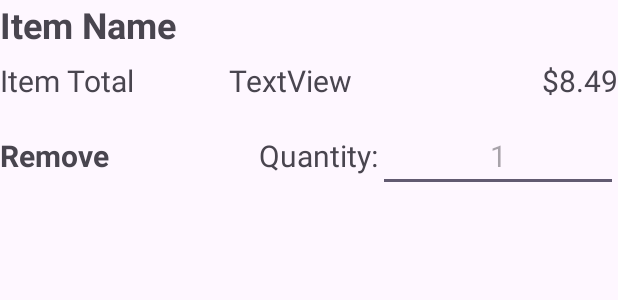
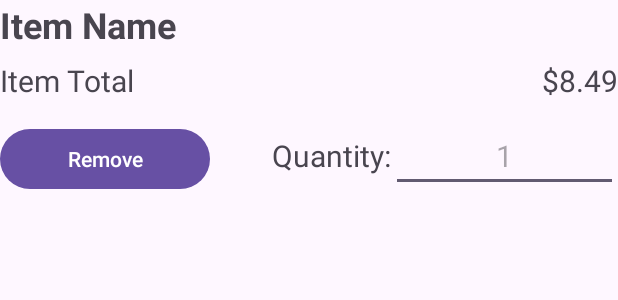
Before and after one commit to NguyenDMN/W24_3175_G12_One-ClickEat, an Android app: the layout cart_item_adapter.xml on its own in the app's theme, with its tools: preview values and no code run, on a phone screen of 412 x 824 dp. Shown: the top 300 px of the screen. Run offline under Robolectric (Android 15) with nearby library versions, the phone set to English and light mode, and no system bars.

Commit message:
update
add remove funtion

```diff
--- a/app/src/main/java/com/example/w24_3175_g12_one_clickeat/CartItemAdapter.java
+++ b/app/src/main/java/com/example/w24_3175_g12_one_clickeat/CartItemAdapter.java
@@ -4,6 +4,7 @@ import android.view.LayoutInflater;
 import android.view.View;
 import android.view.ViewGroup;
 import android.widget.BaseAdapter;
+import android.widget.Button;
 import android.widget.EditText;
 import android.widget.TextView;
 
@@ -68,7 +69,7 @@ public class CartItemAdapter extends BaseAdapter {
 
         TextView txtViewItemPrice = convertView.findViewById(R.id.txtViewItemPrice);
 
-        TextView txtViewItemRemove = convertView.findViewById(R.id.TxtViewCartItemRemove);
+        Button txtViewItemRemove = convertView.findViewById(R.id.removeBtn);
 
         EditText editTxtItemQuantity = convertView.findViewById(R.id.editTextQuantityNum);
 
--- a/app/src/main/java/com/example/w24_3175_g12_one_clickeat/adpater/HistoryAdapter.java
+++ b/app/src/main/java/com/example/w24_3175_g12_one_clickeat/adpater/HistoryAdapter.java
@@ -68,7 +68,7 @@ public class HistoryAdapter extends BaseAdapter {
         TextView orderId = view.findViewById(R.id.history_order_id);
         orderId.setText(orderHistoryList.get(i).getId().toString());
         TextView price = view.findViewById(R.id.history_price);
-        price.setText("$" + finalTotalPriceFormat);
+        price.setText(finalTotalPriceFormat);
         TextView orderDate = view.findViewById(R.id.history_date);
         SimpleDateFormat sdf = new SimpleDateFormat(pattern);
         orderDate.setText(sdf.format(orderHistoryList.get(i).getCreatedDate()));
--- a/app/src/main/java/com/example/w24_3175_g12_one_clickeat/interfaces/OrderDao.java
+++ b/app/src/main/java/com/example/w24_3175_g12_one_clickeat/interfaces/OrderDao.java
@@ -33,6 +33,9 @@ public interface OrderDao {
     void updateOrder(long itemId, String userEmail, long newQuantity);
 
     @Query("DELETE from orders where email = :email")
-    void deleteOrderHistoryFromEmail(String email);
+    void deleteOrderFromEmail(String email);
+
+    @Query("DELETE from orders where id = :id")
+    void deleteOrderFromId(long id);
 
 }
--- a/app/src/main/res/layout/cart_item_adapter.xml
+++ b/app/src/main/res/layout/cart_item_adapter.xml
@@ -9,7 +9,7 @@
         android:layout_width="match_parent"
         android:layout_height="40dp"
         android:layout_weight="1"
-        android:orientation="horizontal">
+        android:orientation="vertical">
 
         <TextView
             android:id="@+id/txtViewItemName"
@@ -31,7 +31,7 @@
             android:id="@+id/textView2"
             android:layout_width="wrap_content"
             android:layout_height="39dp"
-            android:layout_weight="1"
+            android:layout_weight="0.33"
             android:text="@string/txtViewItemTotal"
             android:textSize="20sp" />
 
@@ -39,15 +39,14 @@
             android:id="@+id/textView3"
             android:layout_width="wrap_content"
             android:layout_height="39dp"
-            android:layout_weight="1"
-            android:text="TextView"
+            android:layout_weight="0.33"
             android:textSize="20sp" />
 
         <TextView
             android:id="@+id/txtViewItemPrice"
             android:layout_width="wrap_content"
             android:layout_height="40dp"
-            android:layout_weight="1"
+            android:layout_weight="0.33"
             android:text="@string/txtViewItemPriceSample"
             android:textAlignment="textEnd"
             android:textSize="20sp" />
@@ -59,14 +58,12 @@
         android:layout_weight="1"
         android:orientation="horizontal">
 
-        <TextView
-            android:id="@+id/TxtViewCartItemRemove"
+        <Button
+            android:id="@+id/removeBtn"
             android:layout_width="wrap_content"
-            android:layout_height="39dp"
+            android:layout_height="wrap_content"
             android:layout_weight="1"
-            android:text="@string/txtViewItemRemove"
-            android:textSize="20sp"
-            android:textStyle="bold" />
+            android:text="@string/removeBtn" />
 
         <TextView
             android:id="@+id/textView7"
--- a/app/src/main/res/values/strings.xml
+++ b/app/src/main/res/values/strings.xml
@@ -43,6 +43,7 @@
     <!-- TODO: Remove or change this placeholder text -->
     <string name="hello_blank_fragment">Hello blank fragment</string>
     <string name="txtViewGonnaPay">Going to pay: $0.00</string>
+    <string name="removeBtn">Remove</string>
 
 
 </resources>
```
Also changed, not shown: app/src/main/java/com/example/w24_3175_g12_one_clickeat/Fragment/CartFragment.java (+50 -15 lines), app/src/main/java/com/example/w24_3175_g12_one_clickeat/adpater/CartItemAdapter.java (+59 -4 lines), app/src/main/java/com/example/w24_3175_g12_one_clickeat/interfaces/OnItemRemovedListener.java (added, +9 -0 lines).
